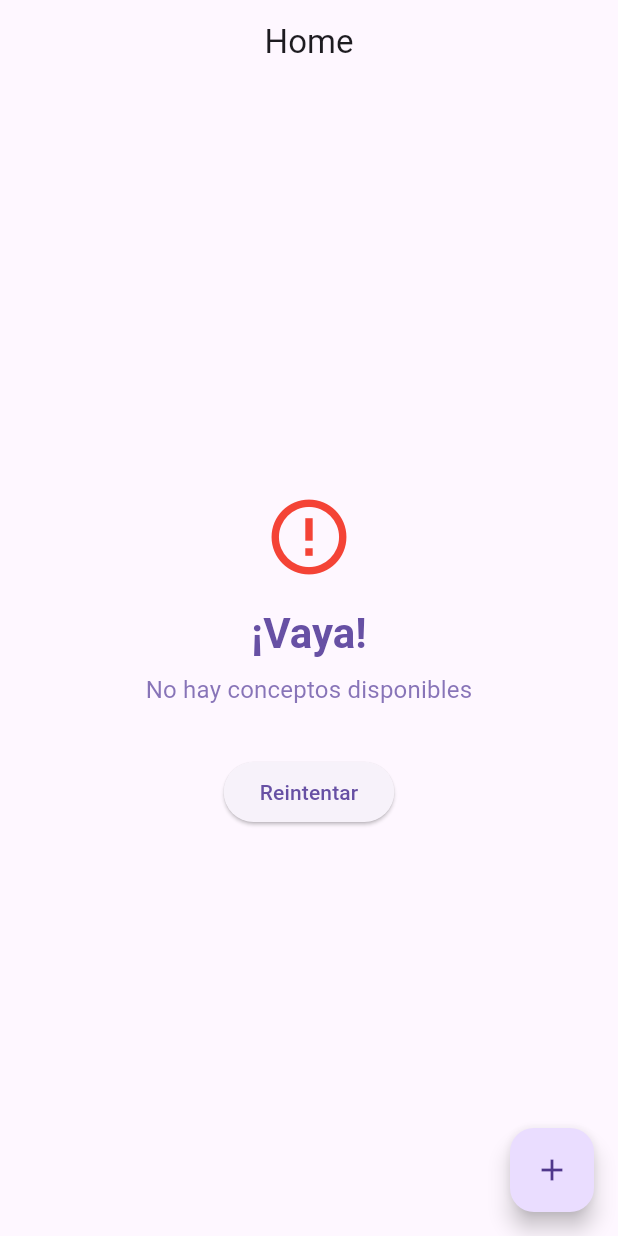
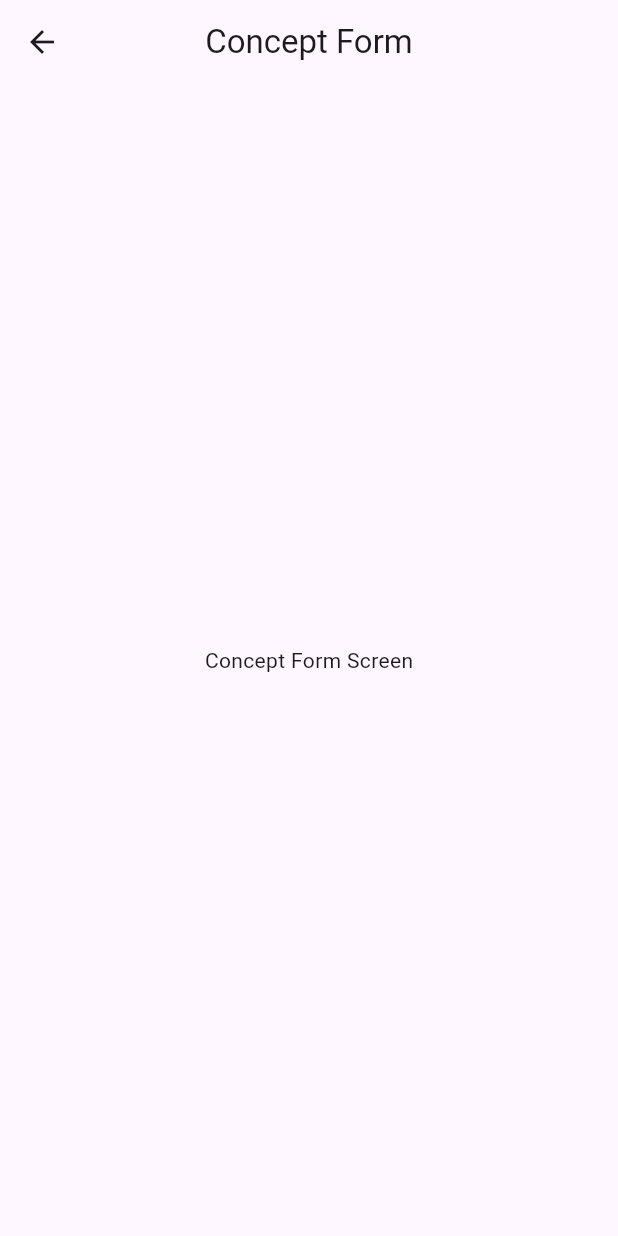
Before and after one commit to ameza-bit/economia, a Flutter app: the ConceptListScreen screen opened by its route, after a tap on the "add" icon, on a phone screen of 412 x 824 dp. Run offline on Flutter 3.47's test engine with Material 3 defaults, Android fonts, the phone set to English and light mode, and no system bars; our stand-ins replace flutter_bloc, go_router, shared_preferences; accounts and stored records are empty.

Commit message:
feat: implementar gestión de tarjetas y formularios de conceptos

```diff
--- /dev/null
+++ b/lib/data/enums/card_type.dart
@@ -0,0 +1 @@
+enum CardType { credit, debit, gift, other }
--- a/lib/data/states/concept_state.dart
+++ b/lib/data/states/concept_state.dart
@@ -15,5 +15,3 @@ class ErrorConceptState extends ConceptState {
   final String message;
   ErrorConceptState(this.message);
 }
-
-class EmptyConceptState extends ConceptState {}
--- /dev/null
+++ b/lib/ui/screens/concepts/concept_form_screen.dart
@@ -0,0 +1,22 @@
+import 'package:flutter/material.dart';
+
+class ConceptFormScreen extends StatefulWidget {
+  static const String routeName = 'concept_form';
+  const ConceptFormScreen({super.key});
+
+  @override
+  State<ConceptFormScreen> createState() => _ConceptFormScreenState();
+}
+
+class _ConceptFormScreenState extends State<ConceptFormScreen> {
+  @override
+  Widget build(BuildContext context) {
+    return Scaffold(
+      appBar: AppBar(title: const Text('Concept Form'), centerTitle: true),
+      body: const Padding(
+        padding: EdgeInsets.all(24),
+        child: Center(child: Text('Concept Form Screen')),
+      ),
+    );
+  }
+}
--- a/lib/ui/screens/concepts/concept_list_screen.dart
+++ b/lib/ui/screens/concepts/concept_list_screen.dart
@@ -1,9 +1,11 @@
 import 'package:economia/data/blocs/concept_bloc.dart';
 import 'package:economia/data/events/concept_event.dart';
 import 'package:economia/data/repositories/concept_repository.dart';
+import 'package:economia/ui/screens/concepts/concept_form_screen.dart';
 import 'package:economia/ui/views/concepts/concept_list_view.dart';
 import 'package:flutter/material.dart';
 import 'package:flutter_bloc/flutter_bloc.dart';
+import 'package:go_router/go_router.dart';
 
 class ConceptListScreen extends StatelessWidget {
   static const String routeName = 'concept_list';
@@ -25,7 +27,7 @@ class ConceptListScreen extends StatelessWidget {
       ),
       floatingActionButton: FloatingActionButton(
         child: const Icon(Icons.add_outlined),
-        onPressed: () {},
+        onPressed: () => context.goNamed(ConceptFormScreen.routeName),
       ),
     );
   }
--- a/lib/ui/views/concepts/concept_list_view.dart
+++ b/lib/ui/views/concepts/concept_list_view.dart
@@ -13,12 +13,11 @@ class ConceptListView extends StatelessWidget {
   Widget build(BuildContext context) {
     return BlocBuilder(
       bloc: context.read<ConceptBloc>(),
-      builder: (context, state) {
-        if (state is InitialConceptState) {
+      builder: (BuildContext context, ConceptState state) {
+        switch (state) {
+          case InitialConceptState():
             return Center(child: Text('Iniciando...'));
-        }
-
-        if (state is LoadingConceptState) {
+          case LoadingConceptState():
             return Center(
               child: Column(
                 mainAxisAlignment: MainAxisAlignment.center,
@@ -29,34 +28,30 @@ class ConceptListView extends StatelessWidget {
                 ],
               ),
             );
-        }
-
-        if (state is ErrorConceptState) {
+          case ErrorConceptState():
             return EmptyState(
               subtitle: state.message,
               onRetry:
                   () => context.read<ConceptBloc>().add(RefreshConceptEvent()),
             );
-        }
-
-        if (state is LoadedConceptState) {
+          case LoadedConceptState():
             if (state.concepts.isEmpty) {
               // return Center(child: Text('No hay conceptos disponibles'));
               return EmptyState(
                 subtitle: 'No hay conceptos disponibles',
                 onRetry:
-                  () => context.read<ConceptBloc>().add(RefreshConceptEvent()),
+                    () =>
+                        context.read<ConceptBloc>().add(RefreshConceptEvent()),
               );
             }
 
             return ListView.builder(
               itemCount: state.concepts.length,
               itemBuilder:
-                (context, index) => ConceptCard(concept: state.concepts[index]),
+                  (context, index) =>
+                      ConceptCard(concept: state.concepts[index]),
             );
         }
-
-        return SizedBox.shrink();
       },
     );
   }
```
Also changed, not shown: lib/core/routes/app_routes.dart (+12 -1 lines), lib/data/models/card.dart (added, +42 -0 lines), lib/data/repositories/card_repository.dart (added, +54 -0 lines), lib/data/repositories/concept_repository.dart (+5 -3 lines). Lines whose indentation alone changed are shown as unchanged.
